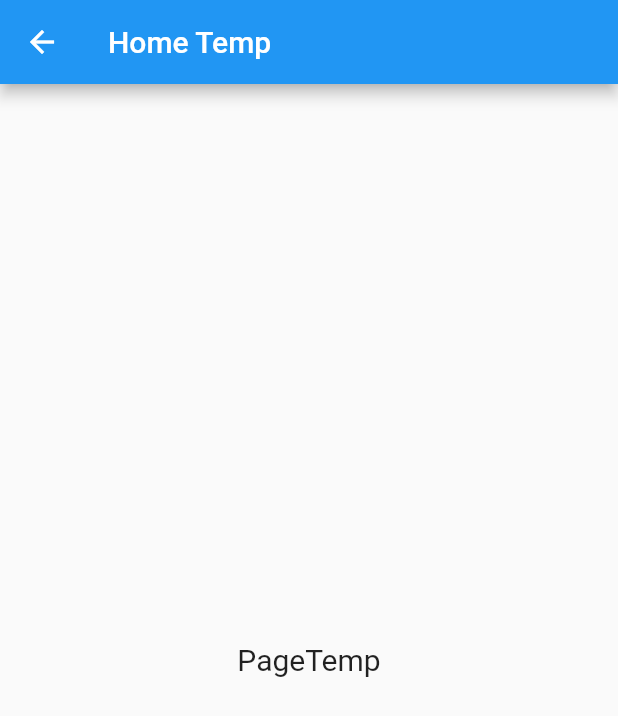
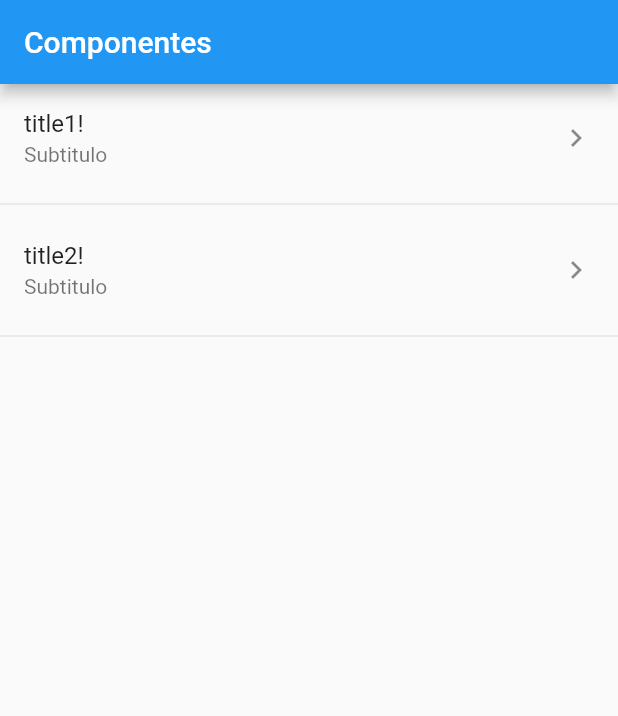
Before and after one commit to jparadae/v-sos, a Flutter app: the HomePageTemp screen opened directly, on a phone screen of 412 x 824 dp. Shown: the top 716 px of the screen. Run offline on Flutter 3.47's test engine with Material 2 defaults, Android fonts, the phone set to English and light mode, and no system bars.

Commit message:
componentesç

```diff
--- a/lib/src/app.dart
+++ b/lib/src/app.dart
@@ -1,13 +1,14 @@
 import 'package:flutter/material.dart';
 import 'package:v_sos/src/pages/alarmsum_page.dart';
-//import 'package:v_sos/src/pages/home_page.dart';
+import 'package:v_sos/src/pages/home_pagetemp.dart';
 
 class MyApp extends StatelessWidget {
   @override
   Widget build(context) {
     return MaterialApp(
       home: Center(
-        child: CountAlarmPage(),
+        //child: CountAlarmPage(),
+        child: HomePageTemp(),
       ),
     );
   }
--- a/lib/src/pages/home_pagetemp.dart
+++ b/lib/src/pages/home_pagetemp.dart
@@ -4,21 +4,31 @@ import 'package:flutter/material.dart';
 class HomePageTemp extends StatelessWidget {
   // This widget is the root of your application.
   final estiloText = new TextStyle(fontSize: 20);
+  final opciones = ['title1', 'title2'];
+
   @override
   Widget build(BuildContext context) {
     return Scaffold(
       appBar: AppBar(
-        title: Text('Home Temp'),
-        centerTitle: false,
+        title: Text('Componentes'),
       ),
-      body: Center(
-        child: Column(
-          mainAxisAlignment: MainAxisAlignment.center,
-          children: <Widget>[
-            Text('PageTemp', style: estiloText),
-          ],
-        ),
-      ),
+      body: ListView(children: _crearOpciones()),
     );
   }
+
+  List<Widget> _crearOpciones() {
+    var widgets = opciones.map((item) {
+      return Column(
+        children: <Widget>[
+          ListTile(
+              title: Text(item + '!'),
+              subtitle: Text('Subtitulo'),
+              trailing: Icon(Icons.keyboard_arrow_right),
+              onTap: () {}),
+          Divider()
+        ],
+      );
+    }).toList();
+    return widgets;
+  }
 }
```
